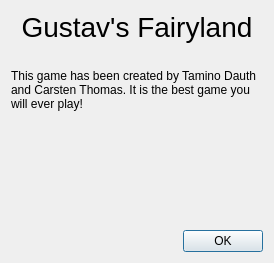
tdauth/gustavsfairyland, file ui/aboutdialog.ui: the form before one commit.
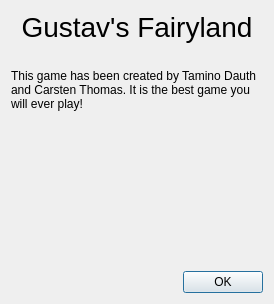
The form after the commit. Icons and pictures are not drawn.

Commit message: Real randomness, improved resizing performance, fixed full screen on Windows, full screen option

The edit to the form file:
```diff
--- a/ui/aboutdialog.ui
+++ b/ui/aboutdialog.ui
@@ -7,13 +7,13 @@
     <x>0</x>
     <y>0</y>
     <width>274</width>
-    <height>263</height>
+    <height>304</height>
    </rect>
   </property>
   <property name="maximumSize">
    <size>
-    <width>2060</width>
-    <height>1569</height>
+    <width>274</width>
+    <height>304</height>
    </size>
   </property>
   <property name="windowTitle">
```
The commit also changes 7 other files.
